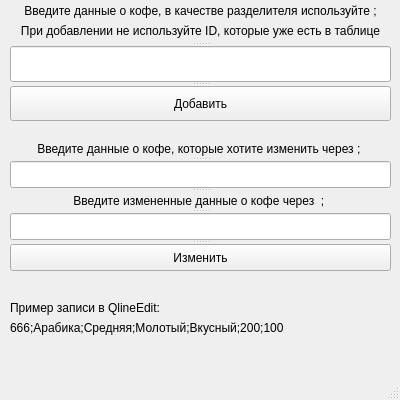
This is addEditCoffeeForm.ui in valera-creator/Cappuccino as Qt 5 draws it before an edit. The edited form follows.
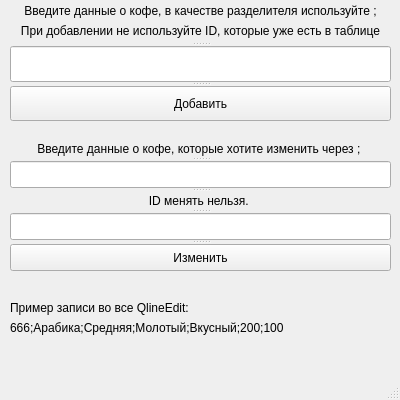
This is the edited form.

Commit message: уточнение про id

What changed in the file:
```diff
--- a/addEditCoffeeForm.ui
+++ b/addEditCoffeeForm.ui
@@ -36,7 +36,7 @@
      </rect>
     </property>
     <property name="text">
-     <string>Пример записи в QlineEdit:</string>
+     <string>Пример записи во все QlineEdit:</string>
     </property>
    </widget>
    <widget class="QLabel" name="label_5">
@@ -75,7 +75,7 @@
     <widget class="QLineEdit" name="check_text_lineedit"/>
     <widget class="QLabel" name="label_3">
      <property name="text">
-      <string>Введите измененные данные о кофе через  ; </string>
+      <string>ID менять нельзя. </string>
      </property>
      <property name="alignment">
       <set>Qt::AlignCenter</set>
```
